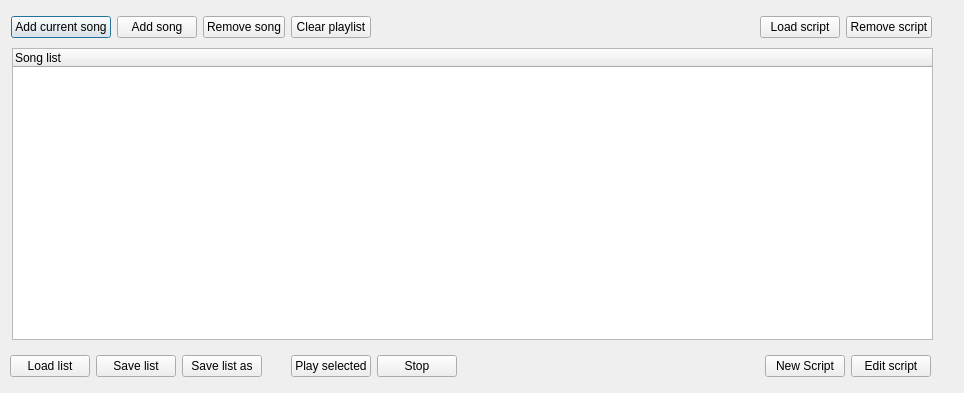
Before: the Qt Designer form gui/src/PlaylistEditor/PlaylistDialog_UI.ui in hydrogen-music/hydrogen, drawn with Qt 5.
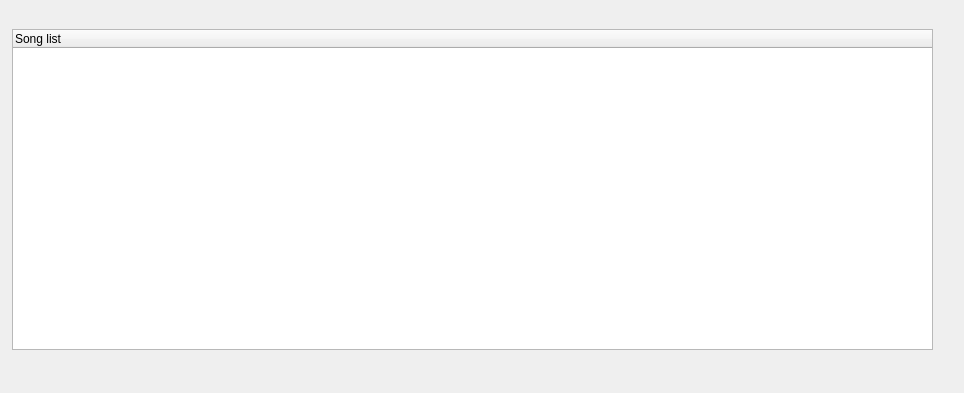
After: the same form once the commit is applied.

Commit message: a bigger playlist enhancement. 1. allow to add the current hydrogen song to a playlist without file-browsing 2. remove all buttons and change them into a QMenuBar 3. enhance the player control

```diff
--- a/gui/src/PlaylistEditor/PlaylistDialog_UI.ui
+++ b/gui/src/PlaylistEditor/PlaylistDialog_UI.ui
@@ -13,80 +13,13 @@
   <property name="windowTitle">
    <string>PlayList Browser</string>
   </property>
-  <widget class="QWidget" name="layoutWidget_1">
-   <property name="geometry">
-    <rect>
-     <x>11</x>
-     <y>13</y>
-     <width>921</width>
-     <height>28</height>
-    </rect>
-   </property>
-   <layout class="QHBoxLayout" name="horizontalLayout_3">
-    <item>
-     <widget class="QPushButton" name="addCurrentSongBTN">
-      <property name="text">
-       <string>Add current song</string>
-      </property>
-     </widget>
-    </item>
-    <item>
-     <widget class="QPushButton" name="addSongBTN">
-      <property name="text">
-       <string>Add song</string>
-      </property>
-     </widget>
-    </item>
-    <item>
-     <widget class="QPushButton" name="removeFromListBTN">
-      <property name="text">
-       <string>Remove song</string>
-      </property>
-     </widget>
-    </item>
-    <item>
-     <widget class="QPushButton" name="clearPlBTN">
-      <property name="text">
-       <string>Clear playlist</string>
-      </property>
-     </widget>
-    </item>
-    <item>
-     <spacer>
-      <property name="orientation">
-       <enum>Qt::Horizontal</enum>
-      </property>
-      <property name="sizeHint" stdset="0">
-       <size>
-        <width>368</width>
-        <height>23</height>
-       </size>
-      </property>
-     </spacer>
-    </item>
-    <item>
-     <widget class="QPushButton" name="loadScriptBTN">
-      <property name="text">
-       <string>Load script</string>
-      </property>
-     </widget>
-    </item>
-    <item>
-     <widget class="QPushButton" name="removeScriptBTN">
-      <property name="text">
-       <string>Remove script</string>
-      </property>
-     </widget>
-    </item>
-   </layout>
-  </widget>
   <widget class="QTreeWidget" name="m_pPlaylistTree">
    <property name="geometry">
     <rect>
      <x>12</x>
-     <y>48</y>
+     <y>29</y>
      <width>921</width>
-     <height>292</height>
+     <height>321</height>
     </rect>
    </property>
    <property name="minimumSize">
@@ -143,10 +76,10 @@
   <widget class="QWidget" name="sideBarWidget" native="true">
    <property name="geometry">
     <rect>
-     <x>939</x>
-     <y>48</y>
+     <x>940</x>
+     <y>30</y>
      <width>16</width>
-     <height>292</height>
+     <height>311</height>
     </rect>
    </property>
   </widget>
@@ -155,103 +88,11 @@
     <rect>
      <x>10</x>
      <y>350</y>
-     <width>921</width>
-     <height>32</height>
+     <width>301</width>
+     <height>41</height>
     </rect>
    </property>
-   <layout class="QHBoxLayout" name="horizontalLayout_6">
-    <item>
-     <layout class="QHBoxLayout" name="horizontalLayout_5">
-      <item>
-       <layout class="QHBoxLayout" name="horizontalLayout_2">
-        <item>
-         <widget class="QPushButton" name="loadListBTN">
-          <property name="text">
-           <string>Load list</string>
-          </property>
-         </widget>
-        </item>
-        <item>
-         <widget class="QPushButton" name="saveListBTN">
-          <property name="text">
-           <string>Save list</string>
-          </property>
-         </widget>
-        </item>
-        <item>
-         <widget class="QPushButton" name="saveListAsBTN">
-          <property name="text">
-           <string>Save list as</string>
-          </property>
-         </widget>
-        </item>
-       </layout>
-      </item>
-      <item>
-       <spacer name="horizontalSpacer">
-        <property name="orientation">
-         <enum>Qt::Horizontal</enum>
-        </property>
-        <property name="sizeHint" stdset="0">
-         <size>
-          <width>40</width>
-          <height>20</height>
-         </size>
-        </property>
-       </spacer>
-      </item>
-      <item>
-       <layout class="QHBoxLayout" name="horizontalLayout">
-        <item>
-         <widget class="QPushButton" name="nodePlayBTN">
-          <property name="text">
-           <string>Play selected</string>
-          </property>
-         </widget>
-        </item>
-        <item>
-         <widget class="QPushButton" name="nodeStopBTN">
-          <property name="text">
-           <string>Stop</string>
-          </property>
-         </widget>
-        </item>
-       </layout>
-      </item>
-     </layout>
-    </item>
-    <item>
-     <spacer name="horizontalSpacer_2">
-      <property name="orientation">
-       <enum>Qt::Horizontal</enum>
-      </property>
-      <property name="sizeHint" stdset="0">
-       <size>
-        <width>318</width>
-        <height>20</height>
-       </size>
-      </property>
-     </spacer>
-    </item>
-    <item>
-     <layout class="QHBoxLayout" name="horizontalLayout_4">
-      <item>
-       <widget class="QPushButton" name="newScriptBTN">
-        <property name="text">
-         <string>New Script</string>
-        </property>
-       </widget>
-      </item>
-      <item>
-       <widget class="QPushButton" name="editScriptBTN">
-        <property name="text">
-         <string>Edit script</string>
-        </property>
-       </widget>
-      </item>
-     </layout>
-    </item>
-   </layout>
+   <layout class="QVBoxLayout" name="playerControl"/>
   </widget>
  </widget>
  <resources/>
```
Left out of the diff: 2 changed lines with no effect on the pictures. The commit also changes 3 other files.
